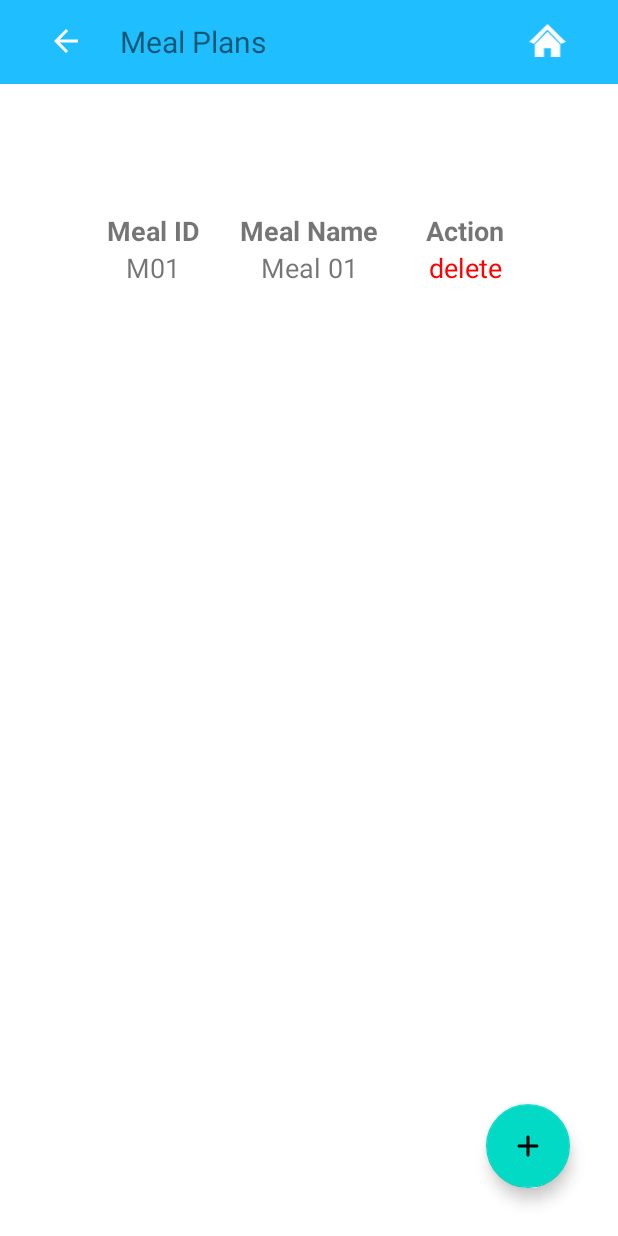
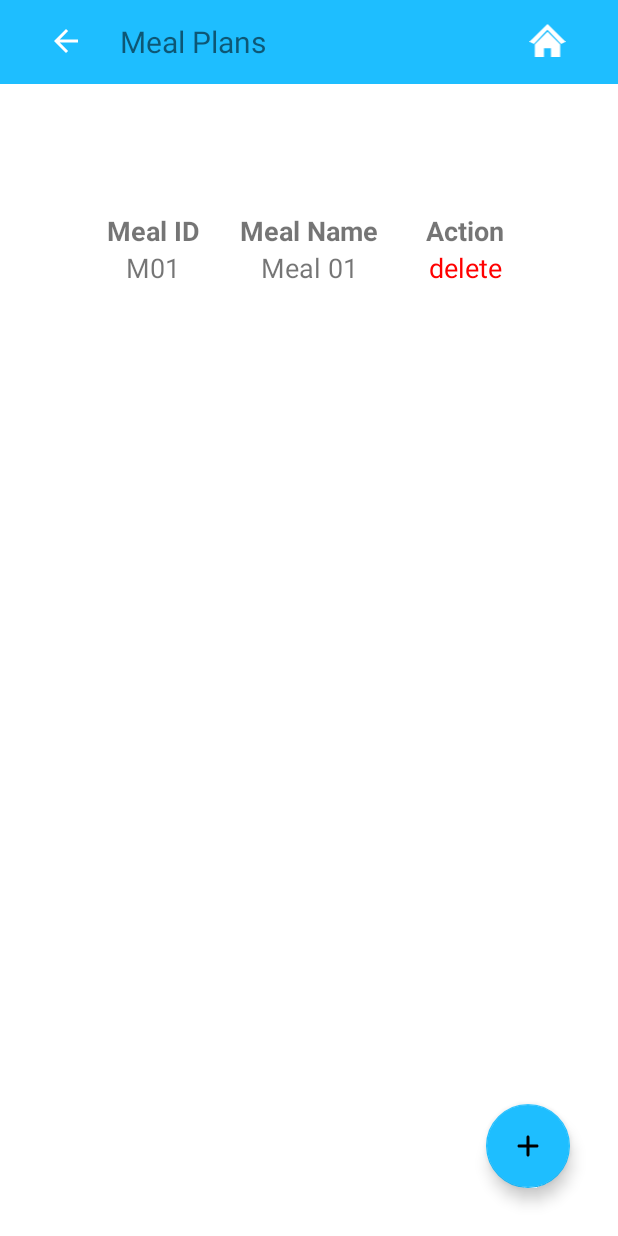
Before and after one commit to KaveenLaksitha/GET-FIT, an Android app: the MealList screen opened directly, with no data from a screen before it, on a phone screen of 412 x 824 dp. Run offline under Robolectric (Android 15) with nearby library versions, the phone set to English and light mode, and no system bars; Roboto replaces fonts that are not available here.

Commit message:
meal_list_acitivity changes

```diff
--- a/app/src/main/res/layout/activity_meal_list.xml
+++ b/app/src/main/res/layout/activity_meal_list.xml
@@ -137,6 +137,7 @@
         android:layout_marginEnd="32dp"
         android:layout_marginBottom="32dp"
         android:clickable="true"
+        app:backgroundTint="#1ebeff"
         app:layout_constraintBottom_toBottomOf="parent"
         app:layout_constraintEnd_toEndOf="parent"
         app:srcCompat="@drawable/addicon" />
```
